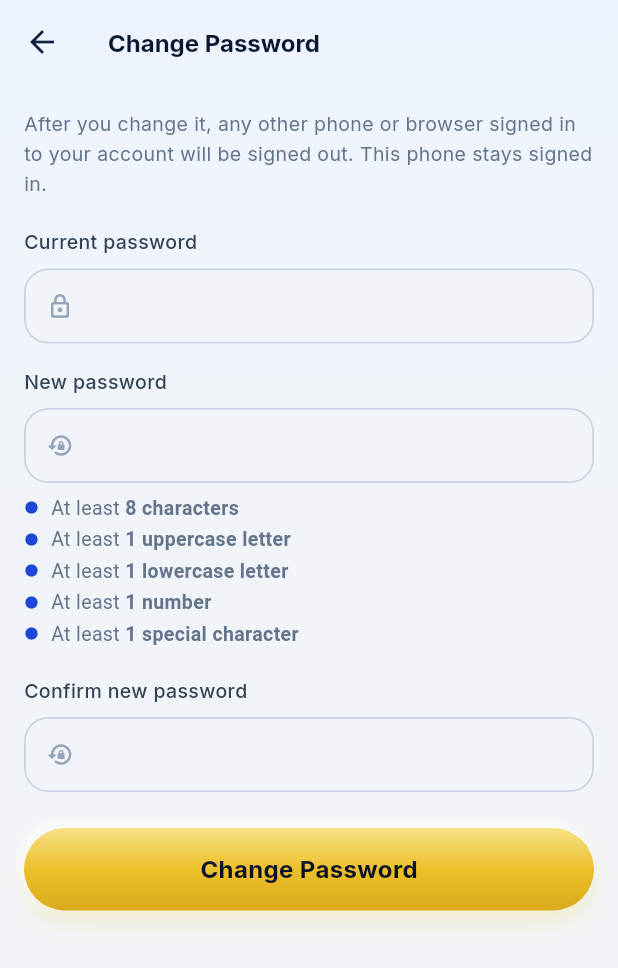
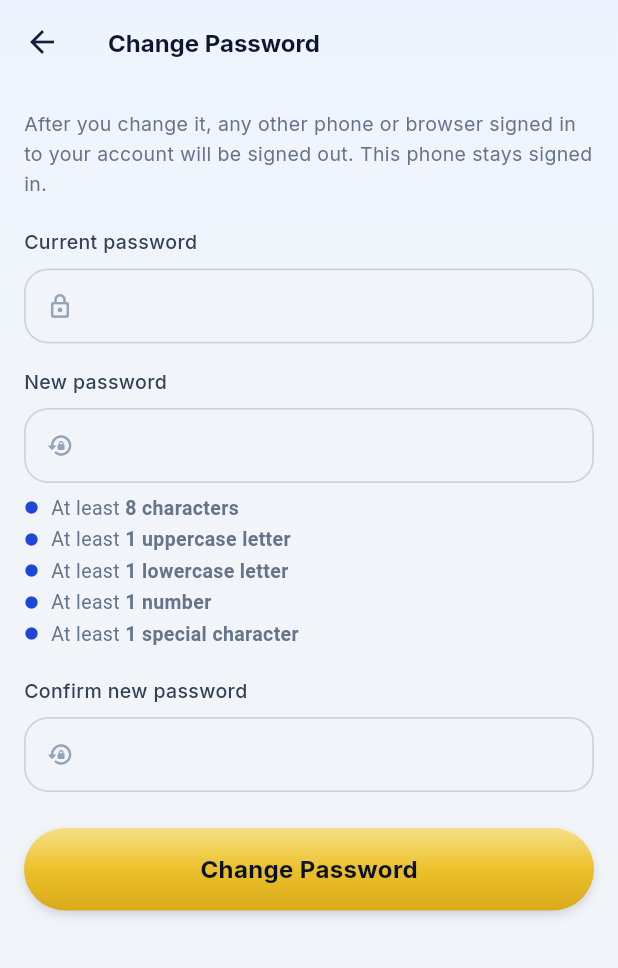
Before and after one commit to Upupapp/Esperanza-Mobile, a Flutter app: the ChangePasswordScreen screen opened directly, on a phone screen of 412 x 824 dp. Shown: the top 968 px of the screen. Run offline on Flutter 3.47's test engine with Material 3 defaults, Android fonts, the phone set to English and light mode, and no system bars; our stand-ins replace file_picker, image_picker, permission_handler, qr_flutter, share_plus, shared_preferences; missing offline and left inert: didit_sdk; accounts and stored records are empty; network calls fail.

Commit message:
Buttons lose their glow
Every AppButton carried a coloured halo beneath it and a white one above it
that read as a glow on navy cards; the New Request button had its own gold
glow. Owner's call: no glow. Buttons keep the clay sheen and one tight
neutral shadow, so they still look raised and press in. The unused
AppShadows.gold is gone and DESIGN_GUIDELINES.md states the rule.

Co-Authored-By: Claude Opus 5.5 <noreply@anthropic.com>

```diff
--- a/Esperanza-Mobile-App/lib/theme/app_shadows.dart
+++ b/Esperanza-Mobile-App/lib/theme/app_shadows.dart
@@ -20,9 +20,4 @@ class AppShadows {
   static const List<BoxShadow> float = [
     BoxShadow(color: Color(0x2E0B1730), blurRadius: 32, offset: Offset(0, 12), spreadRadius: -8),
   ];
-
-  /// The warm glow under a gold primary button (gold400 #ECC02A).
-  static const List<BoxShadow> gold = [
-    BoxShadow(color: Color(0x59ECC02A), blurRadius: 16, offset: Offset(0, 6), spreadRadius: -4),
-  ];
 }
--- a/Esperanza-Mobile-App/lib/widgets/app_button.dart
+++ b/Esperanza-Mobile-App/lib/widgets/app_button.dart
@@ -11,9 +11,11 @@ enum AppButtonSize { sm, md, lg }
 /// ElevatedButton so styling stays centralized (Section 2 of the alignment
 /// doc).
 ///
-/// The 2026-10 design: pill-shaped, gently raised (a neumorphic pair of
-/// shadows — dark below-right, light above-left — and a clay highlight on
-/// the filled ones), pressing in when touched.
+/// The 2026-10 design: pill-shaped, gently raised (one tight neutral shadow,
+/// and a clay highlight on the filled ones), pressing in when touched. No
+/// glow: the coloured halo under a button, and the white one above it that
+/// read as a glow on navy cards, were removed at the owner's request
+/// (2026-10-09).
 ///
 /// - [AppButtonVariant.primary] / [AppButtonVariant.gold]: gold with navy
 ///   text, the main action. A module accent (Tulong's purple) overrides it.
@@ -85,32 +87,31 @@ class _AppButtonState extends State<AppButton> {
             ? [Color.lerp(accent, AppColors.surface, 0.12)!, accent]
             : const [AppColors.gold300, AppColors.gold400, AppColors.gold500],
         foreground: accent != null ? AppColors.surface : AppColors.navy950,
-        glow: accent ?? AppColors.gold400,
         clay: true,
       ),
       AppButtonVariant.gold => const _VariantStyle(
         fill: [AppColors.gold300, AppColors.gold400, AppColors.gold500],
         foreground: AppColors.navy950,
-        glow: AppColors.gold400,
         clay: true,
       ),
       AppButtonVariant.navy => const _VariantStyle(
         fill: [AppColors.navy600, AppColors.navy800],
         foreground: AppColors.surface,
-        glow: AppColors.navy800,
         clay: true,
       ),
       AppButtonVariant.secondary => _VariantStyle(
         fill: [AppColors.surface.withValues(alpha: 0.95), AppColors.slate100.withValues(alpha: 0.95)],
         foreground: AppColors.navy800,
         border: AppColors.navy700.withValues(alpha: 0.45),
-        neu: true,
       ),
-      AppButtonVariant.ghost => const _VariantStyle(fill: [AppColors.clear, AppColors.clear], foreground: AppColors.slate600),
+      AppButtonVariant.ghost => const _VariantStyle(
+        fill: [AppColors.clear, AppColors.clear],
+        foreground: AppColors.slate600,
+        raised: false,
+      ),
       AppButtonVariant.danger => const _VariantStyle(
         fill: [AppColors.rose500, AppColors.rose600],
         foreground: AppColors.surface,
-        glow: AppColors.rose600,
         clay: true,
       ),
     };
@@ -148,27 +149,15 @@ class _AppButtonState extends State<AppButton> {
       ],
     );
 
-    // Raised at rest, pressed in while touched: the shadows tighten and the
-    // whole button settles a little.
+    // Raised at rest, pressed in while touched: the shadow tightens and the
+    // whole button settles a little. Tight and neutral, never a glow.
     final shadows = <BoxShadow>[
-      if (enabled && c.glow != null)
+      if (enabled && c.raised)
         BoxShadow(
-          color: c.glow!.withValues(alpha: down ? 0.20 : 0.38),
-          blurRadius: down ? 6 : 16,
-          offset: Offset(0, down ? 2 : 7),
-          spreadRadius: -4,
-        ),
-      if (enabled && (c.neu || c.clay))
-        BoxShadow(
-          color: AppColors.surface.withValues(alpha: down ? 0.4 : 0.85),
-          blurRadius: down ? 4 : 8,
-          offset: Offset(down ? -1 : -3, down ? -1 : -3),
-        ),
-      if (enabled && c.neu)
-        BoxShadow(
-          color: AppColors.navy800.withValues(alpha: down ? 0.06 : 0.14),
-          blurRadius: down ? 4 : 12,
-          offset: Offset(down ? 1 : 3, down ? 2 : 5),
+          color: AppColors.navy900.withValues(alpha: down ? 0.10 : 0.18),
+          blurRadius: down ? 3 : 6,
+          offset: Offset(0, down ? 1 : 3),
+          spreadRadius: -1,
         ),
     ];
 
@@ -242,20 +231,18 @@ class _VariantStyle {
   final List<Color> fill;
   final Color foreground;
   final Color? border;
-  final Color? glow;
 
   /// A filled button with a clay sheen.
   final bool clay;
 
-  /// A light button with a neumorphic shadow pair.
-  final bool neu;
+  /// Sits on the page with a small shadow (all but the text-only ghost).
+  final bool raised;
 
   const _VariantStyle({
     required this.fill,
     required this.foreground,
     this.border,
-    this.glow,
     this.clay = false,
-    this.neu = false,
+    this.raised = true,
   });
 }
--- a/Esperanza-Mobile-App/lib/widgets/new_request_fab.dart
+++ b/Esperanza-Mobile-App/lib/widgets/new_request_fab.dart
@@ -7,7 +7,7 @@ import '../theme/app_typography.dart';
 /// Tulong.
 ///
 /// 2026-10 design: the screen's main action, so it is the gold primary pill
-/// with navy text and a warm glow, the same on both modules (gold is the
+/// with navy text, the same on both modules (gold is the
 /// action colour throughout). [accent] (the module colour) is kept for the
 /// call sites; the module still shows in the screen's tabs and cards.
 class NewRequestFab extends StatelessWidget {
@@ -30,7 +30,8 @@ class NewRequestFab extends StatelessWidget {
       decoration: BoxDecoration(
         borderRadius: BorderRadius.circular(AppRadius.full),
         boxShadow: [
-          BoxShadow(color: AppColors.gold500.withValues(alpha: 0.45), blurRadius: 18, offset: const Offset(0, 8), spreadRadius: -4),
+          // Tight and neutral, like every button: no glow (owner, 2026-10-09).
+          BoxShadow(color: AppColors.navy900.withValues(alpha: 0.18), blurRadius: 6, offset: const Offset(0, 3), spreadRadius: -1),
         ],
       ),
       child: FloatingActionButton.extended(
```
Also changed, not shown: 1 other file.
